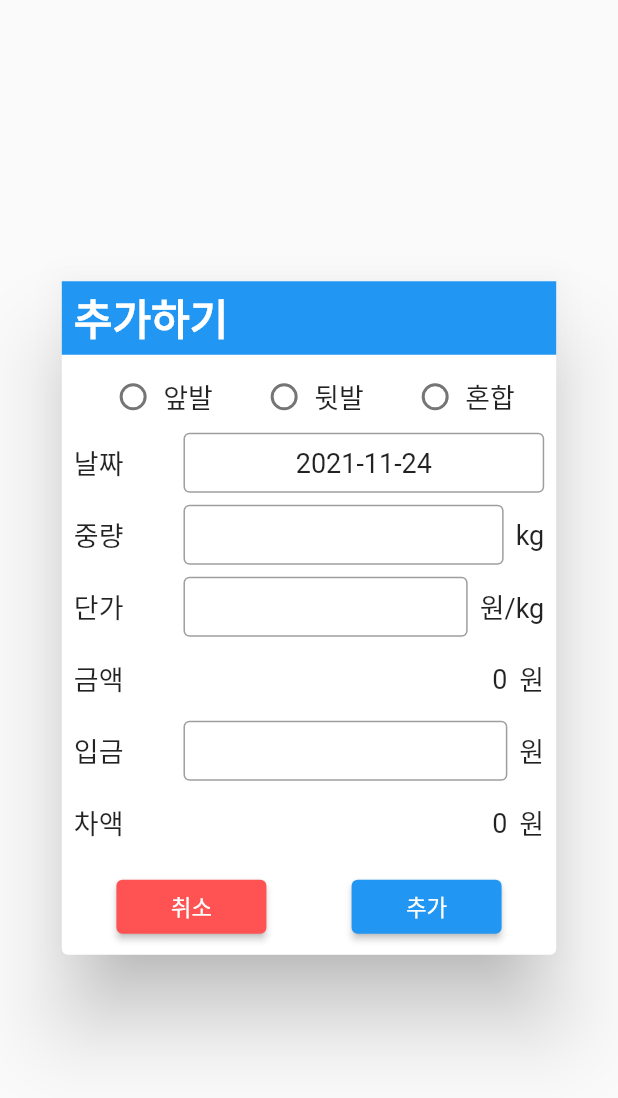
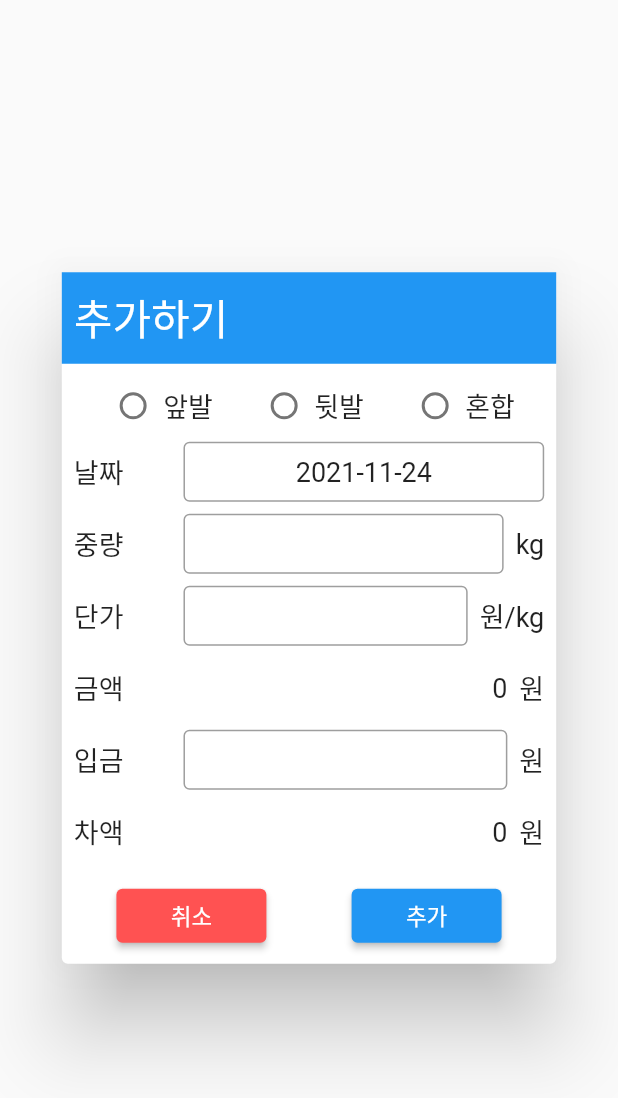
Before and after one commit to mbkim95/jokbal_manager_flutter, a Flutter app: the AddOrderDialog widget shown alone on an empty page, opened directly, on a phone screen of 412 x 824 dp. Shown: the top 1098 px of the screen. Run offline on Flutter 3.47's test engine with Material 2 defaults, Android fonts, the phone set to English and light mode, and no system bars.

Commit message:
Fix AddOrderDialog layout
- fix title text style
- fix title padding

```diff
--- a/lib/ui/add_order_dialog.dart
+++ b/lib/ui/add_order_dialog.dart
@@ -72,13 +72,12 @@ class _AddOrderDialogState extends State<AddOrderDialog> {
       titlePadding: const EdgeInsets.all(0),
       contentPadding: const EdgeInsets.all(0),
       title: Container(
-        padding: const EdgeInsets.symmetric(horizontal: 8, vertical: 4),
+        padding: const EdgeInsets.symmetric(horizontal: 8, vertical: 10),
         width: width,
         color: Theme.of(context).primaryColor,
         child: const Text(
           '추가하기',
-          style: TextStyle(
-              color: Colors.white, fontSize: 28, fontWeight: FontWeight.bold),
+          style: TextStyle(color: Colors.white, fontSize: 28),
         ),
       ),
       actionsAlignment: MainAxisAlignment.spaceAround,
```
